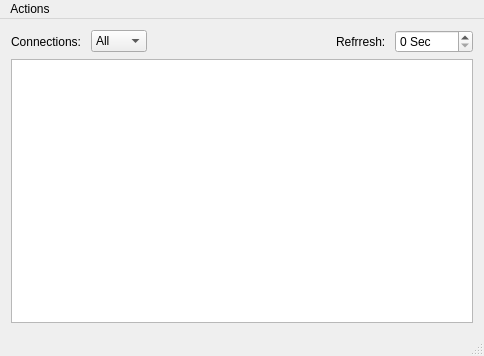
Qt form mainwindow.ui (zaghaghi/socket-monitor) before a commit.
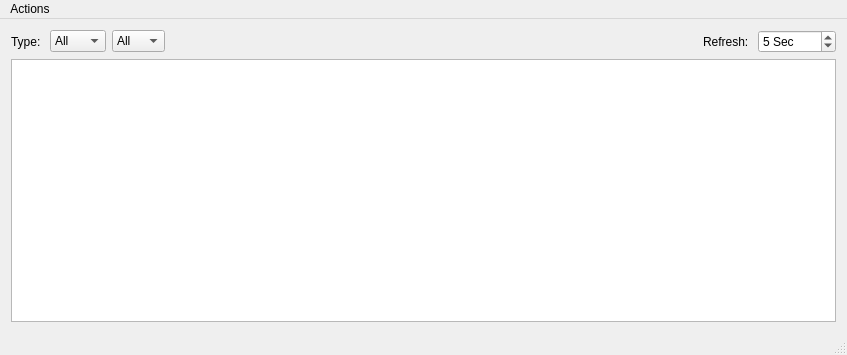
The same form after that commit.

The edit to the form file:
```diff
--- a/mainwindow.ui
+++ b/mainwindow.ui
@@ -6,8 +6,8 @@
    <rect>
     <x>0</x>
     <y>0</y>
-    <width>484</width>
-    <height>356</height>
+    <width>847</width>
+    <height>355</height>
    </rect>
   </property>
   <property name="windowTitle">
@@ -20,7 +20,7 @@
       <item>
        <widget class="QLabel" name="label">
         <property name="text">
-         <string>Connections: </string>
+         <string>Type: </string>
         </property>
        </widget>
       </item>
@@ -43,6 +43,25 @@
         </item>
        </widget>
       </item>
+      <item>
+       <widget class="QComboBox" name="ipVersionsCombo">
+        <item>
+         <property name="text">
+          <string>All</string>
+         </property>
+        </item>
+        <item>
+         <property name="text">
+          <string>IPv4</string>
+         </property>
+        </item>
+        <item>
+         <property name="text">
+          <string>IPv6</string>
+         </property>
+        </item>
+       </widget>
+      </item>
       <item>
        <spacer name="horizontalSpacer">
         <property name="orientation">
@@ -59,7 +78,7 @@
       <item>
        <widget class="QLabel" name="label_2">
         <property name="text">
-         <string>Refrresh: </string>
+         <string>Refresh: </string>
         </property>
        </widget>
       </item>
@@ -71,12 +90,22 @@
         <property name="maximum">
          <number>1000</number>
         </property>
+        <property name="value">
+         <number>5</number>
+        </property>
        </widget>
       </item>
      </layout>
     </item>
     <item>
-     <widget class="QTableView" name="mainView"/>
+     <widget class="QTableView" name="mainView">
+      <attribute name="horizontalHeaderCascadingSectionResizes">
+       <bool>true</bool>
+      </attribute>
+      <attribute name="horizontalHeaderStretchLastSection">
+       <bool>true</bool>
+      </attribute>
+     </widget>
     </item>
    </layout>
   </widget>
@@ -85,7 +114,7 @@
     <rect>
      <x>0</x>
      <y>0</y>
-     <width>484</width>
+     <width>847</width>
      <height>20</height>
     </rect>
    </property>
```
Left out of the diff: 2 changed lines with no effect on the pictures.
